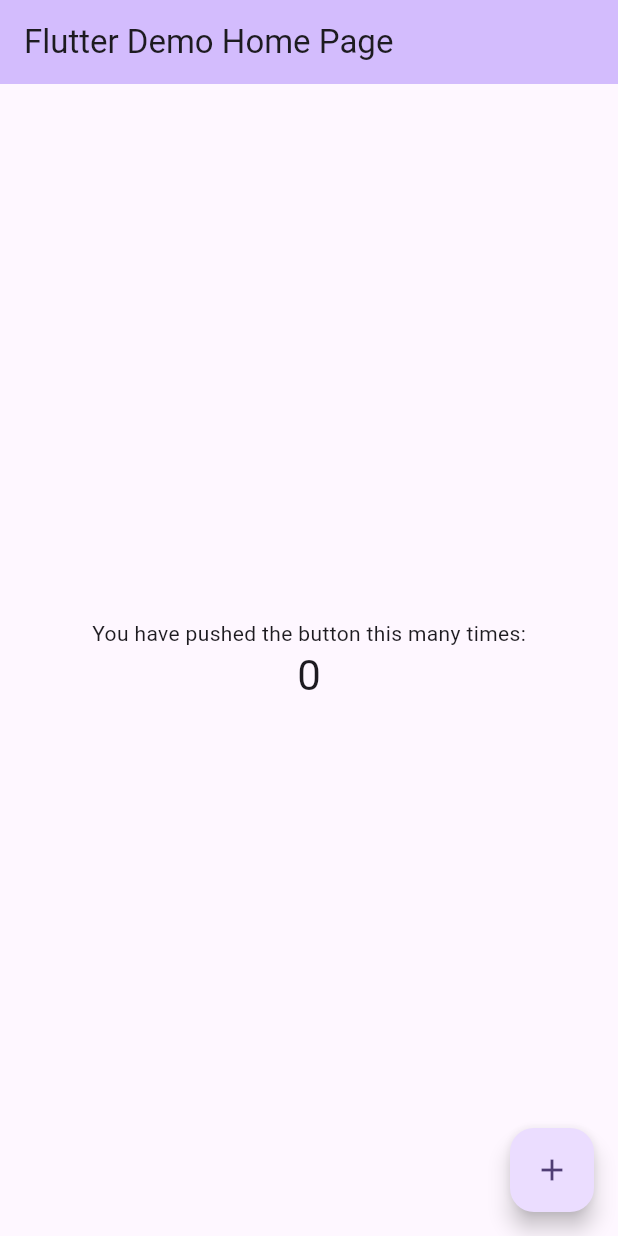
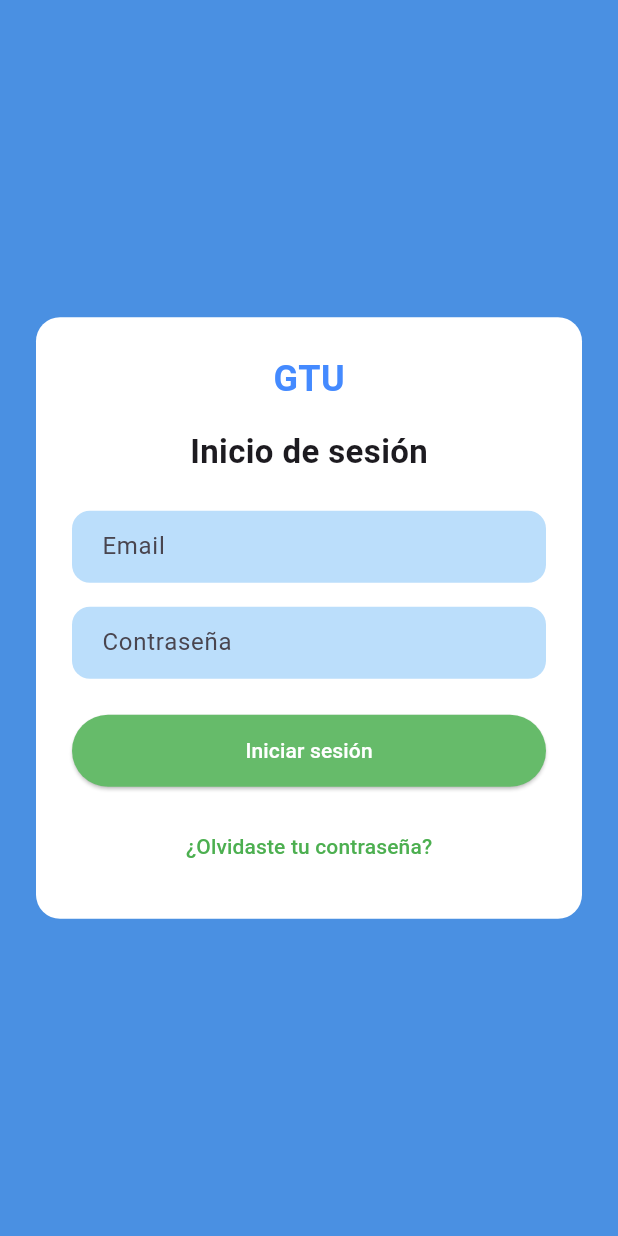
Before and after one commit to SantiReRo19/gtu_driver_app, a Flutter app: the screen it shows after launch, on a phone screen of 412 x 824 dp. Run offline on Flutter 3.47's test engine with Material 3 defaults, Android fonts, the phone set to English and light mode, and no system bars.

Commit message:
login screen

```diff
--- /dev/null
+++ b/lib/features/driver_profile/presentation/pages/login.dart
@@ -0,0 +1,115 @@
+import 'package:flutter/material.dart';
+
+class Login extends StatelessWidget {
+  const Login({super.key});
+
+  @override
+  Widget build(BuildContext context) {
+    return MaterialApp(
+      title: 'GTU Driver App',
+      debugShowCheckedModeBanner: false,
+      home: const LoginScreen(),
+    );
+  }
+}
+
+class LoginScreen extends StatelessWidget {
+  const LoginScreen({super.key});
+
+  @override
+  Widget build(BuildContext context) {
+    return Scaffold(
+      backgroundColor: const Color(0xFF4A90E2),
+      body: Center(
+        child: SingleChildScrollView(
+          child: Container(
+            margin: const EdgeInsets.symmetric(horizontal: 24),
+            padding: const EdgeInsets.all(24),
+            decoration: BoxDecoration(
+              color: Colors.white,
+              borderRadius: BorderRadius.circular(16),
+            ),
+            child: Column(
+              mainAxisSize: MainAxisSize.min,
+              children: [
+                const Text(
+                  'GTU',
+                  style: TextStyle(
+                    fontSize: 24,
+                    fontWeight: FontWeight.bold,
+                    color: Colors.blueAccent,
+                  ),
+                ),
+                const SizedBox(height: 16),
+                const Text(
+                  'Inicio de sesión',
+                  style: TextStyle(fontSize: 22, fontWeight: FontWeight.bold),
+                ),
+                const SizedBox(height: 24),
+                TextField(
+                  decoration: InputDecoration(
+                    hintText: 'Email',
+                    filled: true,
+                    fillColor: Colors.blue[100],
+                    border: OutlineInputBorder(
+                      borderRadius: BorderRadius.circular(12),
+                      borderSide: BorderSide.none,
+                    ),
+                    contentPadding: const EdgeInsets.symmetric(horizontal: 16),
+                  ),
+                ),
+                const SizedBox(height: 16),
+                TextField(
+                  obscureText: true,
+                  decoration: InputDecoration(
+                    hintText: 'Contraseña',
+                    filled: true,
+                    fillColor: Colors.blue[100],
+                    border: OutlineInputBorder(
+                      borderRadius: BorderRadius.circular(12),
+                      borderSide: BorderSide.none,
+                    ),
+                    contentPadding: const EdgeInsets.symmetric(horizontal: 16),
+                  ),
+                ),
+                const SizedBox(height: 24),
+                SizedBox(
+                  width: double.infinity,
+                  child: ElevatedButton(
+                    style: ElevatedButton.styleFrom(
+                      backgroundColor: Colors.green[400],
+                      shape: RoundedRectangleBorder(
+                        borderRadius: BorderRadius.circular(24),
+                      ),
+                      padding: const EdgeInsets.symmetric(vertical: 14),
+                    ),
+                    onPressed: () {
+                      // para iniciar se
+                    },
+                    child: const Text(
+                      'Iniciar sesión',
+                      style: TextStyle(color: Colors.white),
+                    ),
+                  ),
+                ),
+                const SizedBox(height: 16),
+                TextButton(
+                  onPressed: () {
+                    // recuperar contraseña
+                  },
+                  child: const Text(
+                    '¿Olvidaste tu contraseña?',
+                    style: TextStyle(
+                      color: Colors.green,
+                      fontWeight: FontWeight.w500,
+                    ),
+                  ),
+                ),
+              ],
+            ),
+          ),
+        ),
+      ),
+    );
+  }
+}
--- a/lib/main.dart
+++ b/lib/main.dart
@@ -1,8 +1,10 @@
 import 'package:flutter/material.dart';
+import 'package:gtu_driver_app/features/driver_profile/presentation/pages/login.dart';
 
 void main() {
-  runApp(const MyApp());
+  runApp(const Login());
 }
+
 
 class MyApp extends StatelessWidget {
   const MyApp({super.key});
```
